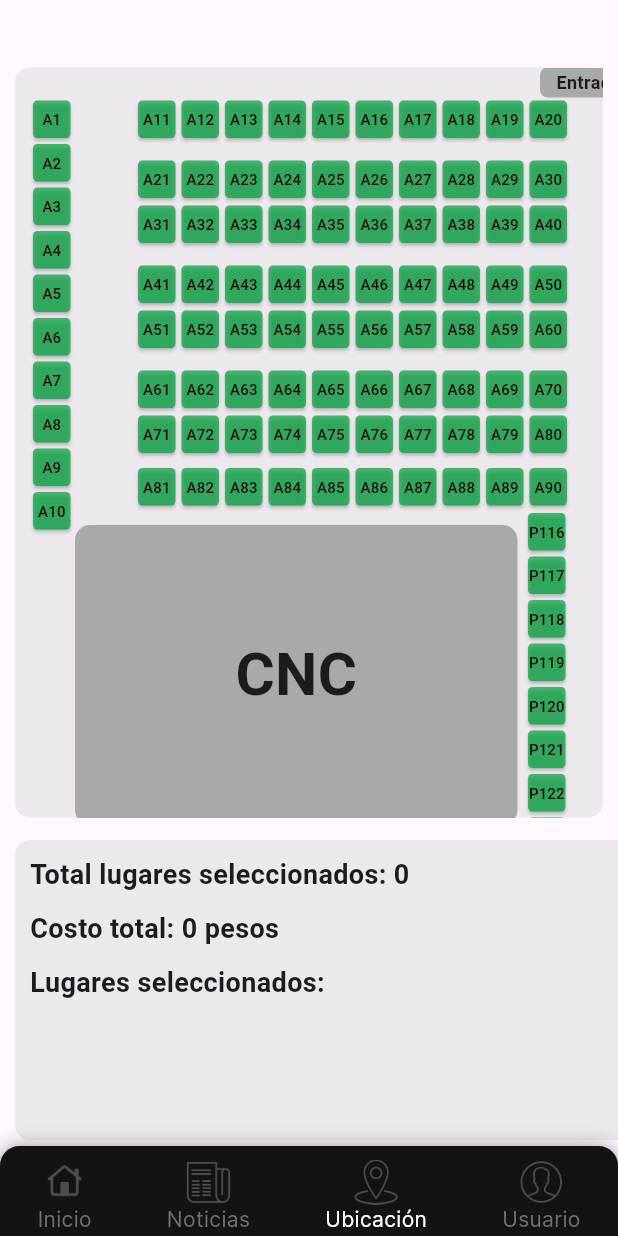
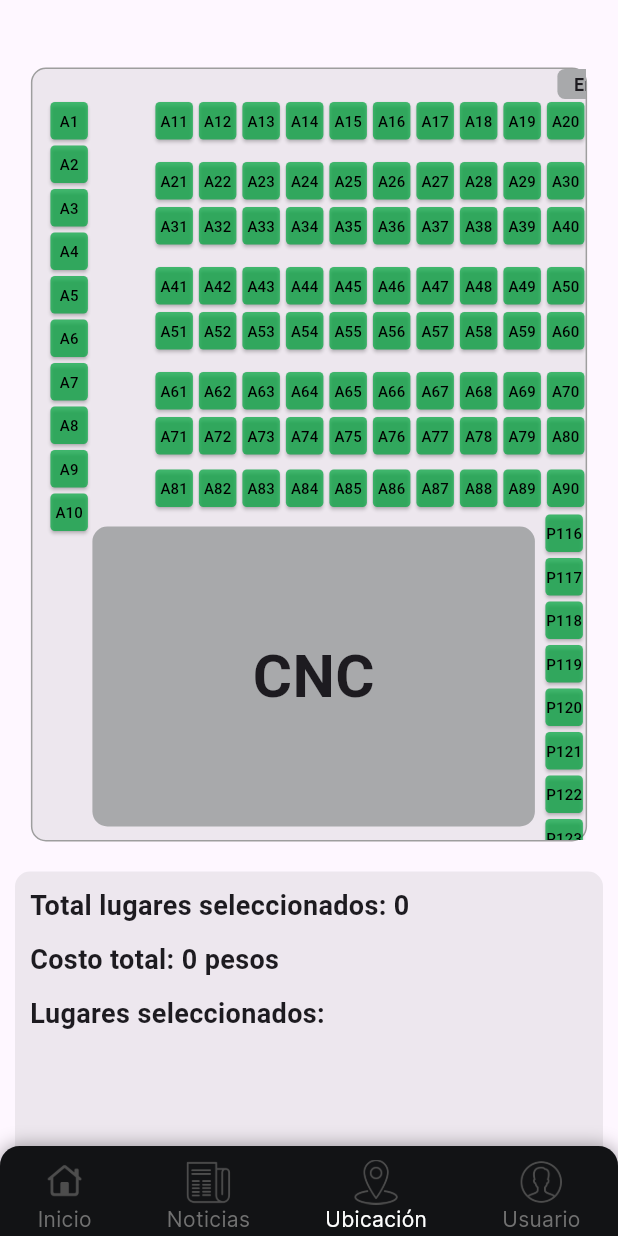
Before and after one commit to Joapava/Proyecto_BAZAPP, a Flutter app: the screen it shows once a user with an empty profile is signed in, item 3 of the bottom bar chosen, on a phone screen of 412 x 824 dp. Run offline on Flutter 3.47's test engine with Material 3 defaults, Android fonts, the phone set to English and light mode, and no system bars; our stand-ins replace bloc, cloud_firestore, email_validator, equatable, firebase_auth, firebase_core and 7 more; missing offline and left inert: flutter_facebook_auth; accounts and stored records are empty.

Commit message:
Se modifico la pagina inicio y de ubicación
Se ajusto la pagina de inicio y de ubicación para que su tamaño se adapte a la pantalla del teléfono

```diff
--- a/prueba/lib/components/informacion_compra_puesto.dart
+++ b/prueba/lib/components/informacion_compra_puesto.dart
@@ -18,7 +18,8 @@ Widget informacionCompra() {
     top: 560,
     left: 10,
     child: Container(
-      width: 430,
+      margin: EdgeInsets.all(10),
+      width: 400,
       height: 200,
       decoration: const BoxDecoration(
         color: Color.fromRGBO(168, 169, 171, 0.2),
--- a/prueba/lib/pages/home/pagina_inicio.dart
+++ b/prueba/lib/pages/home/pagina_inicio.dart
@@ -245,7 +245,7 @@ class _PaginaInicioState extends State<PaginaInicio> {
 
   Widget getFotos(BuildContext context) {
     return Container(
-      margin: const EdgeInsets.fromLTRB(15, 0, 10, 5),
+      margin: const EdgeInsets.fromLTRB(10, 0, 10, 5),
       width: 700,
       height: 400,
       child: GridView.extent(
--- a/prueba/lib/pages/home/pagina_puestos.dart
+++ b/prueba/lib/pages/home/pagina_puestos.dart
@@ -21,38 +21,52 @@ class _PaginaPuestosState extends State<PaginaPuestos> {
 
   @override
   Widget build(BuildContext context) {
-    return Stack(
-      children: [
-        contenedorPuestos(updateState),
-        visualizarInformacionCompta(),
-      ],
+    return Scaffold(
+      body: LayoutBuilder(
+        builder: (context, constraints) {
+          return SingleChildScrollView(
+            child: Column(
+              children: [
+                contenedorPuestos(updateState, constraints.maxWidth, constraints.maxHeight),
+                visualizarInformacionCompta(),
+              ],
+            ),
+          );
+        },
+      ),
     );
   }
 
-  Widget contenedorPuestos(Function updateCallback) {
+  Widget contenedorPuestos(Function updateCallback, double maxWidth, double maxHeight) {
     int startLabel = 0;
-    return Scaffold(
-      body: Column(
+    return Container(
+      margin: EdgeInsets.symmetric(horizontal: maxWidth * 0.05),
+      child: Column(
         children: [
           const SizedBox(
             height: 35,
           ),
           Container(
-            margin: const EdgeInsets.symmetric(vertical: 10, horizontal: 10),
-            width: 450,
-            decoration: const BoxDecoration(
-              borderRadius: BorderRadius.all(Radius.circular(10)),
-              color: Color.fromRGBO(168, 169, 171, 0.2),
+            margin: const EdgeInsets.symmetric(vertical: 10),
+            decoration: BoxDecoration(
+              borderRadius: const BorderRadius.all(Radius.circular(10)),
+              color: const Color.fromRGBO(168, 169, 171, 0.2),
+              border: Border.all(color: Colors.grey),
             ),
             child: SizedBox(
-              height: 500,
+              height: maxHeight - 250,
               child: SingleChildScrollView(
-                child: Stack(
-                  children: [
-                    SizedBox(
-                      height: 800,
+                child: SingleChildScrollView(
+                  scrollDirection: Axis.horizontal,
+                  child: InteractiveViewer(
+                    boundaryMargin: const EdgeInsets.all(20),
+                    minScale: 0.1,
+                    maxScale: 2.0,
+                    child: SizedBox(
+                      width: 500, // Ajustar este valor según sea necesario
+                      height: 830, // Ajustar este valor según sea necesario
                       child: Stack(
-                        children: <Widget>[
+                        children: [
                           generatePositionedButtons(
                               labels: generateLabels("A", startLabel, 10),
                               direction: ButtonDirection.vertical,
@@ -221,7 +235,7 @@ class _PaginaPuestosState extends State<PaginaPuestos> {
                         ],
                       ),
                     ),
-                  ],
+                  ),
                 ),
               ),
             ),
```
Also changed, not shown: prueba/lib/pages/home/pagina_inicio_admin.dart (+17 -10 lines), prueba/pubspec.lock.
